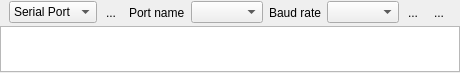
Before: the Qt Designer form gui/qkconnectwidget.ui in QkThings/qkdaemon_old, drawn with Qt 5.
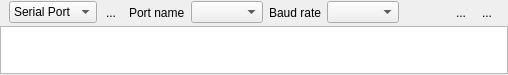
After: the same form once the commit is applied. Icons and pictures are not drawn. Custom widgets are drawn as their Qt base class.

The edit to the form file:
```diff
--- a/gui/qkconnectwidget.ui
+++ b/gui/qkconnectwidget.ui
@@ -6,8 +6,8 @@
    <rect>
     <x>0</x>
     <y>0</y>
-    <width>444</width>
-    <height>73</height>
+    <width>508</width>
+    <height>75</height>
    </rect>
   </property>
   <property name="windowTitle">
```
Left out of the diff: 3 changed lines with no effect on the pictures.
